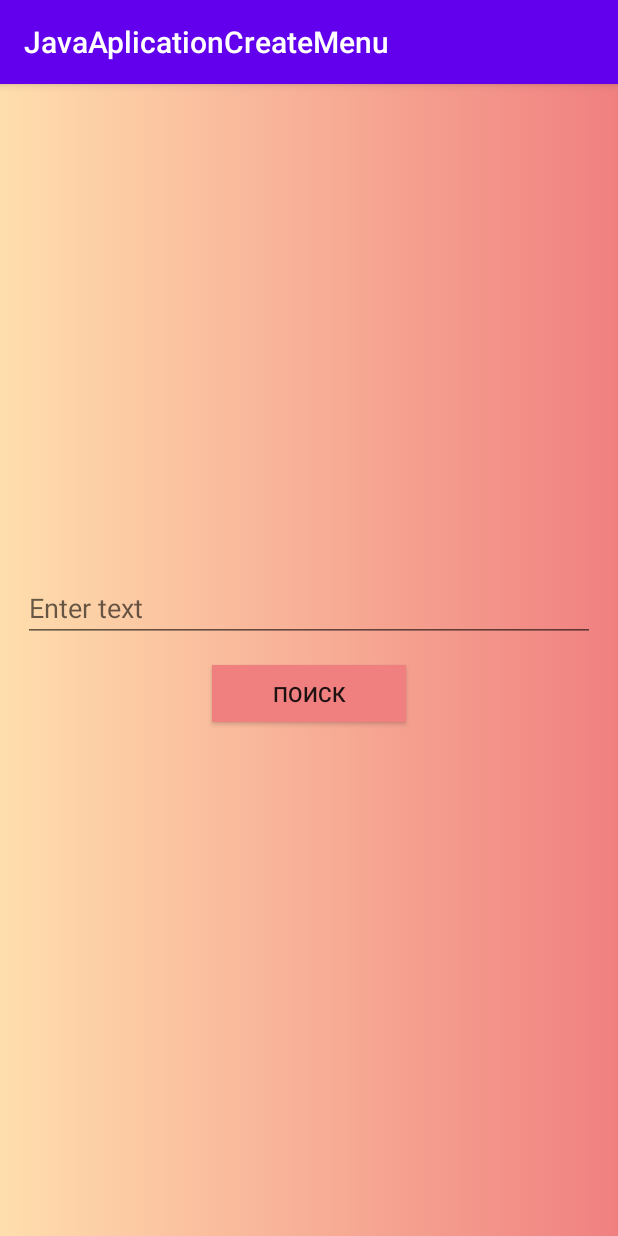
After one commit to Vladimir-Menzhunov/CreateMenu, an Android app: the fragment SearchFragment placed in its activity, on a phone screen of 412 x 824 dp. The commit adds this screen. Run offline under Robolectric (Android 15) with nearby library versions, the phone set to English and light mode, and no system bars.

Commit message:
add SearchFragment and Exit

```diff
--- a/app/build.gradle
+++ b/app/build.gradle
@@ -28,6 +28,7 @@ dependencies {
 
     implementation 'androidx.appcompat:appcompat:1.1.0'
     implementation 'androidx.constraintlayout:constraintlayout:1.1.3'
+    implementation 'com.google.code.gson:gson:2.8.6'
     testImplementation 'junit:junit:4.12'
     androidTestImplementation 'androidx.test.ext:junit:1.1.1'
     androidTestImplementation 'androidx.test.espresso:espresso-core:3.2.0'
--- /dev/null
+++ b/app/src/main/java/com/vladimir/coursera/javaaplicationcreatemenu/SearchFragment.java
@@ -0,0 +1,56 @@
+package com.vladimir.coursera.javaaplicationcreatemenu;
+
+import android.content.Intent;
+import android.net.Uri;
+import android.os.Bundle;
+import android.view.LayoutInflater;
+import android.view.View;
+import android.view.ViewGroup;
+import android.widget.Button;
+import android.widget.EditText;
+
+import androidx.annotation.NonNull;
+import androidx.annotation.Nullable;
+import androidx.fragment.app.Fragment;
+
+public class SearchFragment extends Fragment {
+
+    private EditText editText;
+    private Button button;
+    private SharedPreferenceHelper sharedPreferenceHelper;
+
+    @Nullable
+    @Override
+    public View onCreateView(@NonNull LayoutInflater inflater, @Nullable ViewGroup container, @Nullable Bundle savedInstanceState) {
+        View view = inflater.inflate(R.layout.ac_search_fragment, container, false);
+
+        sharedPreferenceHelper = new SharedPreferenceHelper(getActivity());
+
+        editText = view.findViewById(R.id.etEnterText);
+        button = view.findViewById(R.id.button);
+
+        button.setOnClickListener(onClickListener);
+        return view;
+    }
+
+    View.OnClickListener onClickListener = new View.OnClickListener() {
+        @Override
+        public void onClick(View v) {
+            Uri uri;
+            switch(sharedPreferenceHelper.getSelectItem()) {
+                case "Yandex":
+                    uri = Uri.parse("https://yandex.ru/search/?text=" + editText.getText().toString());
+                    break;
+                case "Bing":
+                    uri = Uri.parse("https://www.bing.com/search?q=" + editText.getText().toString());
+                    break;
+                case "Google":
+                default:
+                    uri = Uri.parse("https://www.google.com/search?q=" + editText.getText().toString());
+
+            }
+            Intent intent = new Intent(Intent.ACTION_VIEW, uri);
+            startActivity(intent);
+        }
+    };
+}
--- /dev/null
+++ b/app/src/main/java/com/vladimir/coursera/javaaplicationcreatemenu/SharedPreferenceHelper.java
@@ -0,0 +1,39 @@
+package com.vladimir.coursera.javaaplicationcreatemenu;
+
+import android.content.SharedPreferences;
+import android.content.Context;
+
+import com.google.gson.Gson;
+import com.google.gson.reflect.TypeToken;
+
+import java.io.Serializable;
+import java.lang.reflect.Type;
+import java.util.List;
+
+public class SharedPreferenceHelper {
+
+    private static final String NAME_SHARED = "NAME_SHARED";
+    private static final String SELECT_ITEM_KEY = "SELECT_ITEM_KEY";
+
+    private static final Type TYPE = new TypeToken<String>(){}.getType();
+
+    private SharedPreferences sharedPreferences;
+
+    private Gson gson;
+    //TODO
+
+    SharedPreferenceHelper(Context context) {
+        sharedPreferences = context.getSharedPreferences(NAME_SHARED, Context.MODE_PRIVATE);
+        gson = new Gson();
+    }
+
+    public String getSelectItem() {
+        String item = gson.fromJson(sharedPreferences.getString(SELECT_ITEM_KEY, ""), TYPE);
+        return item == null ? "google" : item;
+    }
+
+    public void addSelectItem(String item) {
+        sharedPreferences.edit().putString(SELECT_ITEM_KEY, gson.toJson(item, TYPE)).apply();
+    }
+
+}
--- /dev/null
+++ b/app/src/main/res/drawable/gradient.xml
@@ -0,0 +1,12 @@
+<?xml version="1.0" encoding="utf-8"?>
+<selector xmlns:android="http://schemas.android.com/apk/res/android">
+    <item>
+        <shape>
+            <gradient
+                android:angle="0"
+                android:startColor="@color/netral"
+                android:endColor="@color/coral"
+                android:type="linear"/>
+        </shape>
+    </item>
+</selector>
--- /dev/null
+++ b/app/src/main/res/layout/ac_search_fragment.xml
@@ -0,0 +1,27 @@
+<?xml version="1.0" encoding="utf-8"?>
+<LinearLayout
+    xmlns:android="http://schemas.android.com/apk/res/android"
+    android:layout_width="match_parent"
+    android:layout_height="match_parent"
+    android:gravity="center"
+    android:background="@drawable/gradient"
+    android:orientation="vertical">
+
+    <EditText
+        android:id="@+id/etEnterText"
+        android:layout_width="match_parent"
+        android:layout_height="wrap_content"
+        android:hint="@string/enter_text"
+        android:layout_marginStart="15dp"
+        android:layout_marginEnd="15dp"
+        android:autofillHints="@string/google"
+        android:inputType="text"/>
+
+    <Button
+        android:id="@+id/button"
+        android:layout_width="129dp"
+        android:layout_height="38dp"
+        android:layout_margin="15dp"
+        android:background="@color/coral"
+        android:text="@string/search" />
+</LinearLayout>
--- a/app/src/main/res/values/colors.xml
+++ b/app/src/main/res/values/colors.xml
@@ -3,4 +3,6 @@
     <color name="colorPrimary">#6200EE</color>
     <color name="colorPrimaryDark">#3700B3</color>
     <color name="colorAccent">#03DAC5</color>
+    <color name="coral">#F08080</color>
+    <color name="netral">#FFDEAD</color>
 </resources>
--- a/app/src/main/res/values/strings.xml
+++ b/app/src/main/res/values/strings.xml
@@ -1,9 +1,10 @@
 <resources>
     <string name="app_name">JavaAplicationCreateMenu</string>
     <string name="settings">Настройки</string>
-    <string name="search">Поиск</string>
     <string name="exit">Выход</string>
-    <string name="yandex">Яндекс</string>
+    <string name="yandex">Yandex</string>
     <string name="google">Google</string>
     <string name="bing">Bing</string>
+    <string name="enter_text">Enter text</string>
+    <string name="search">Поиск</string>
 </resources>
```
Also changed, not shown: app/src/main/java/com/vladimir/coursera/javaaplicationcreatemenu/MainFragment.java (+9 -0 lines), app/src/main/java/com/vladimir/coursera/javaaplicationcreatemenu/SettingFragment.java (+18 -3 lines), app/src/main/res/layout/setting_fragment.xml (+9 -3 lines).
